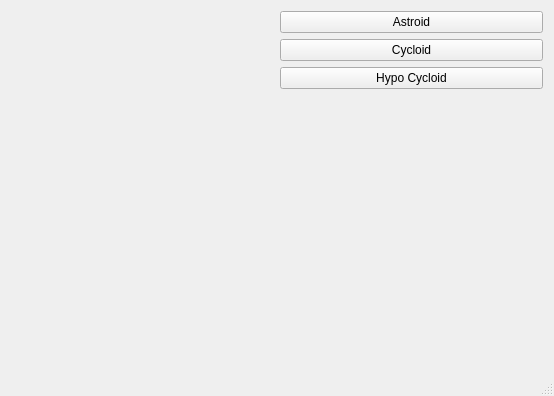
tanmayb99/Qt, file GUI2DGraphics/GUI2D/mainwindow.ui: the form before one commit.
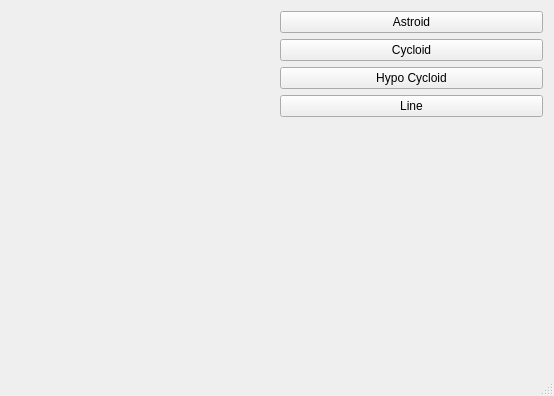
The form after the commit. Custom widgets are drawn as their Qt base class.

Commit message: line shape added

```diff
--- a/GUI2DGraphics/GUI2D/mainwindow.ui
+++ b/GUI2DGraphics/GUI2D/mainwindow.ui
@@ -74,6 +74,13 @@
           </property>
          </widget>
         </item>
+        <item>
+         <widget class="QPushButton" name="pushButton">
+          <property name="text">
+           <string>Line</string>
+          </property>
+         </widget>
+        </item>
         <item>
          <spacer name="verticalSpacer">
           <property name="orientation">
```
The commit also changes 11 other files.
